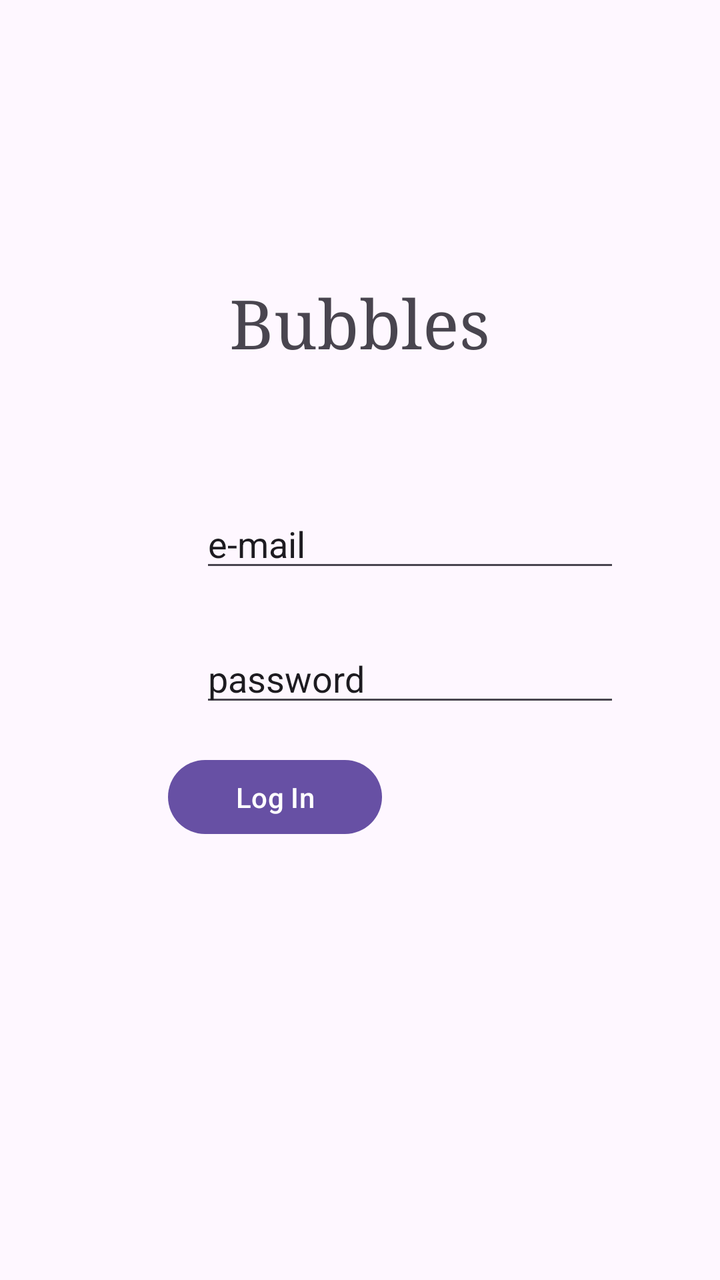
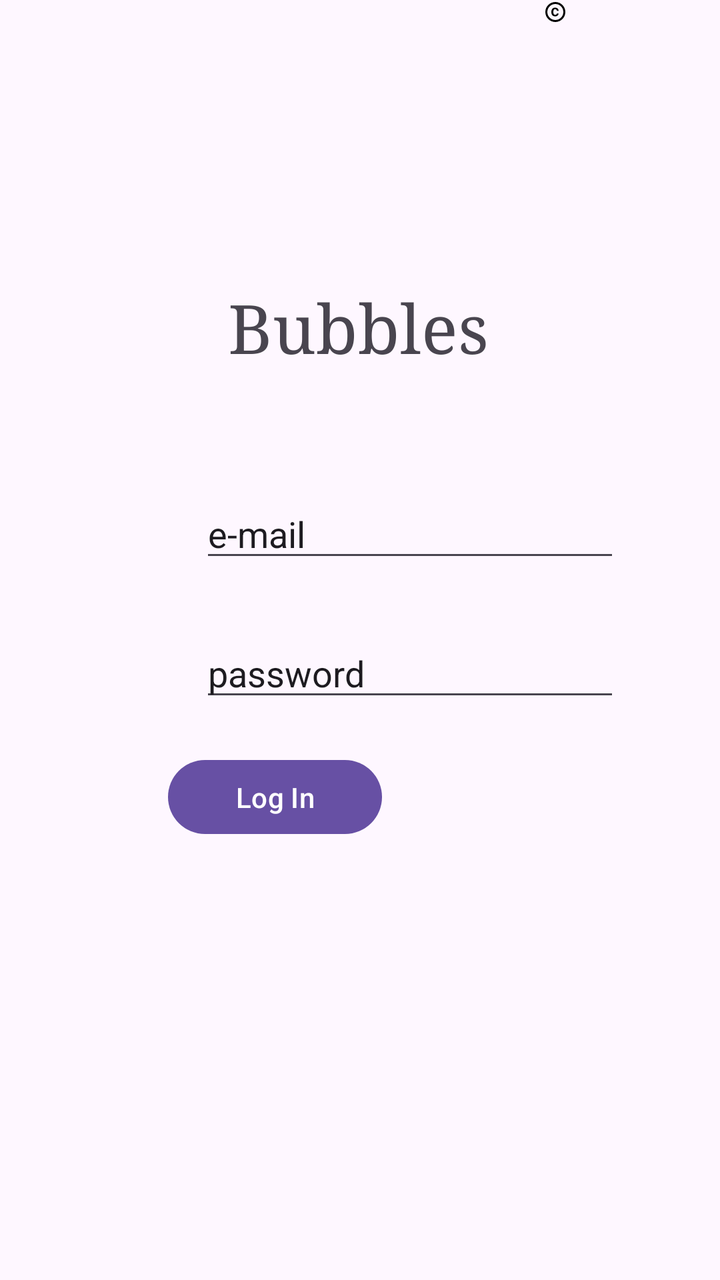

Compare the two renders of this Android layout. The source of the first and the diff that turns it into the second are given below.
<!-- AndroidManifest.xml: application theme Theme.Assignment -->
<!-- res/layout/activity_main.xml -->
<?xml version="1.0" encoding="utf-8"?>
<androidx.constraintlayout.widget.ConstraintLayout xmlns:android="http://schemas.android.com/apk/res/android"
    xmlns:app="http://schemas.android.com/apk/res-auto"
    xmlns:tools="http://schemas.android.com/tools"
    android:id="@+id/main"
    android:layout_width="match_parent"
    android:layout_height="match_parent"
    tools:context=".MainActivity">

    <TextView
        android:id="@+id/textView2"
        android:layout_width="258dp"
        android:layout_height="59dp"
        android:text="Bubbles"
        android:textAlignment="center"
        android:textSize="34sp"
        android:typeface="serif"
        app:layout_constraintBottom_toBottomOf="parent"
        app:layout_constraintEnd_toEndOf="parent"
        app:layout_constraintHorizontal_bias="0.496"
        app:layout_constraintStart_toStartOf="parent"
        app:layout_constraintTop_toTopOf="parent"
        app:layout_constraintVertical_bias="0.239" />

    <Button
        android:id="@+id/nextButton"
        android:layout_width="107dp"
        android:layout_height="45dp"
        android:text="Log In"
        app:layout_constraintBottom_toBottomOf="parent"
        app:layout_constraintEnd_toEndOf="parent"
        app:layout_constraintHorizontal_bias="0.332"
        app:layout_constraintStart_toStartOf="parent"
        app:layout_constraintTop_toTopOf="parent"
        app:layout_constraintVertical_bias="0.632" />

    <EditText
        android:id="@+id/emailEditText"
        android:layout_width="wrap_content"
        android:layout_height="wrap_content"
        android:layout_marginStart="100dp"
        android:layout_marginTop="34dp"
        android:layout_marginEnd="101dp"
        android:alpha="100"
        android:ems="10"
        android:inputType="text"
        android:text="e-mail"
        app:layout_constraintBottom_toTopOf="@+id/passwordEmailText"
        app:layout_constraintEnd_toEndOf="parent"
        app:layout_constraintHorizontal_bias="0.0"
        app:layout_constraintStart_toStartOf="parent"
        app:layout_constraintTop_toBottomOf="@+id/textView2" />

    <EditText
        android:id="@+id/passwordEmailText"
        android:layout_width="wrap_content"
        android:layout_height="wrap_content"
        android:layout_marginStart="100dp"
        android:layout_marginTop="8dp"
        android:layout_marginEnd="101dp"
        android:alpha="100"
        android:ems="10"
        android:inputType="text"
        android:text="password"
        app:layout_constraintBottom_toTopOf="@+id/nextButton"
        app:layout_constraintEnd_toEndOf="parent"
        app:layout_constraintHorizontal_bias="0.0"
        app:layout_constraintStart_toStartOf="parent"
        app:layout_constraintTop_toBottomOf="@+id/emailEditText" />

</androidx.constraintlayout.widget.ConstraintLayout>
<!-- resources referenced by this layout -->
<resources>
  <style name="Theme.Assignment" parent="Base.Theme.Assignment" />
  <style name="Base.Theme.Assignment" parent="Theme.Material3.DayNight.NoActionBar">
          
          
      </style>
</resources>

<!-- the commit's change to res/layout/activity_main.xml (unified diff, before → after) -->
@@ -9,8 +9,8 @@
 
     <TextView
         android:id="@+id/textView2"
-        android:layout_width="258dp"
-        android:layout_height="59dp"
+        android:layout_width="177dp"
+        android:layout_height="49dp"
         android:text="Bubbles"
         android:textAlignment="center"
         android:textSize="34sp"
@@ -68,4 +68,13 @@
         app:layout_constraintStart_toStartOf="parent"
         app:layout_constraintTop_toBottomOf="@+id/emailEditText" />
 
+    <ImageView
+        android:id="@+id/imageView"
+        android:layout_width="12dp"
+        android:layout_height="12dp"
+        android:layout_marginStart="4dp"
+        app:layout_constraintStart_toEndOf="@+id/textView2"
+        app:srcCompat="@drawable/baseline_copyright_24"
+        tools:layout_editor_absoluteY="190dp" />
+
 </androidx.constraintlayout.widget.ConstraintLayout>
<!-- resource entries referenced after the edit -->
@@ -1,5 +1,11 @@
 <!-- resources referenced by this layout -->
 <resources>
+  <!-- drawable baseline_copyright_24 (drawable) -->
+  <vector xmlns:android="http://schemas.android.com/apk/res/android" android:height="24dp" android:tint="#000000" android:viewportHeight="24" android:viewportWidth="24" android:width="24dp">
+        
+      <path android:fillColor="@android:color/white" android:pathData="M11.88,9.14c1.28,0.06 1.61,1.15 1.63,1.66h1.79c-0.08,-1.98 -1.49,-3.19 -3.45,-3.19C9.64,7.61 8,9 8,12.14c0,1.94 0.93,4.24 3.84,4.24c2.22,0 3.41,-1.65 3.44,-2.95h-1.79c-0.03,0.59 -0.45,1.38 -1.63,1.44C10.55,14.83 10,13.81 10,12.14C10,9.25 11.28,9.16 11.88,9.14zM12,2C6.48,2 2,6.48 2,12s4.48,10 10,10s10,-4.48 10,-10S17.52,2 12,2zM12,20c-4.41,0 -8,-3.59 -8,-8s3.59,-8 8,-8s8,3.59 8,8S16.41,20 12,20z"/>
+      
+  </vector>
   <style name="Theme.Assignment" parent="Base.Theme.Assignment" />
   <style name="Base.Theme.Assignment" parent="Theme.Material3.DayNight.NoActionBar">
           
